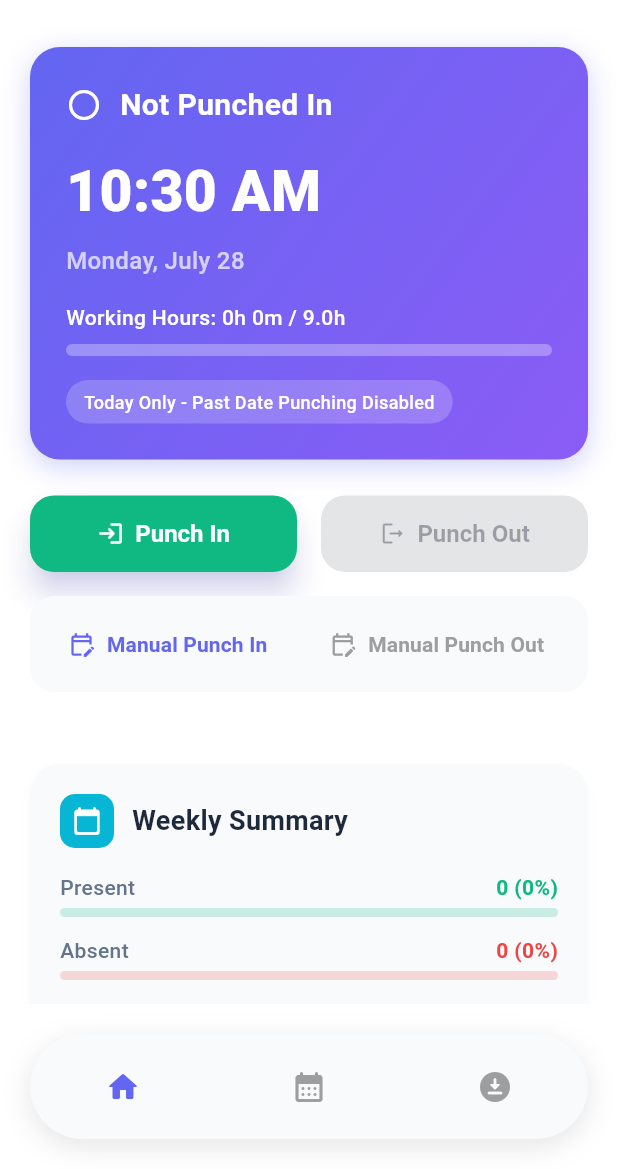
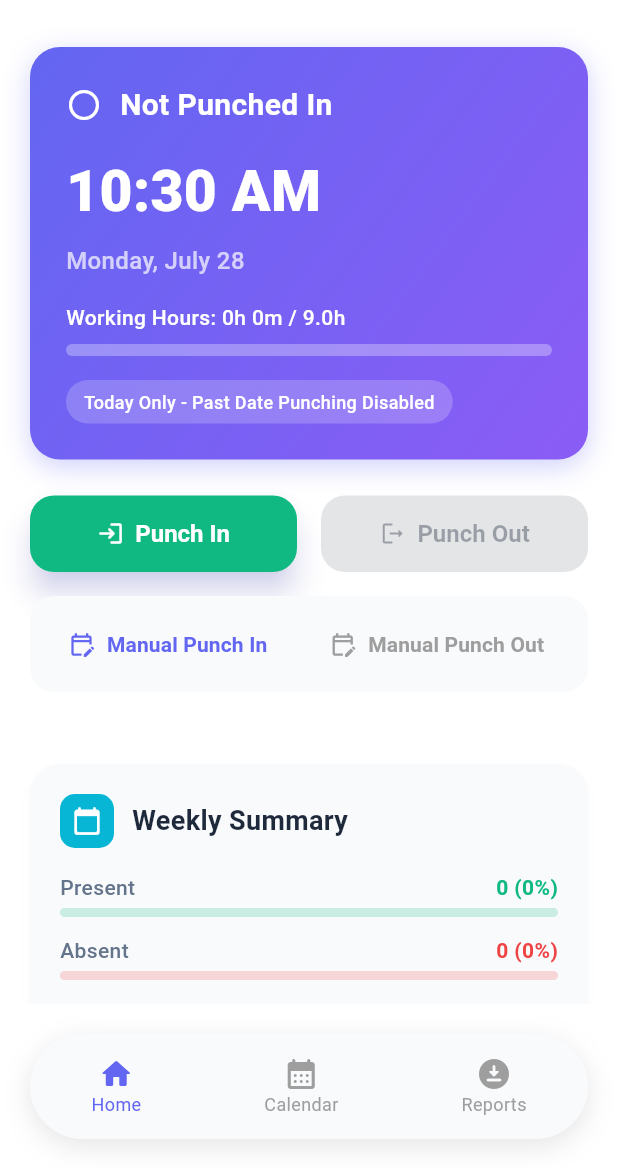
Before and after one commit to suvojit213/attendence_tracker, a Flutter app: the screen it shows after launch, on a phone screen of 412 x 824 dp, the part 67-1236 px from its top. Run offline on Flutter 3.47's test engine with Material 3 defaults, Android fonts, the phone set to English and light mode, and no system bars; our stand-ins replace csv, pdf, shared_preferences, table_calendar.

Commit message:
feat: Add text labels to bottom navigation bar items
Enhanced the bottom navigation bar in `home_screen.dart` by adding text labels ("Home", "Calendar", "Reports") below their respective icons. This improves usability and clarity for navigation.

```diff
--- a/lib/screens/home_screen.dart
+++ b/lib/screens/home_screen.dart
@@ -928,38 +928,53 @@ class _HomeScreenState extends State<HomeScreen> with TickerProviderStateMixin {
         child: Row(
           mainAxisAlignment: MainAxisAlignment.spaceAround,
           children: [
-            IconButton(
-              icon: Icon(
-                Icons.home_rounded,
-                color: _selectedIndex == 0
-                    ? Theme.of(context).primaryColor
-                    : Colors.grey,
-              ),
-              onPressed: () => _onItemTapped(0),
-              tooltip: 'Home',
+            _buildNavItem(
+              icon: Icons.home_rounded,
+              label: 'Home',
+              index: 0,
             ),
-            IconButton(
-              icon: Icon(
-                Icons.calendar_month_rounded,
-                color: _selectedIndex == 1
-                    ? Theme.of(context).primaryColor
-                    : Colors.grey,
-              ),
-              onPressed: () => _onItemTapped(1),
-              tooltip: 'Calendar',
+            _buildNavItem(
+              icon: Icons.calendar_month_rounded,
+              label: 'Calendar',
+              index: 1,
             ),
-            IconButton(
-              icon: Icon(
-                Icons.download_for_offline_rounded,
-                color: _selectedIndex == 2
-                    ? Theme.of(context).primaryColor
-                    : Colors.grey,
-              ),
-              onPressed: () => _onItemTapped(2),
-              tooltip: 'Download Reports',
+            _buildNavItem(
+              icon: Icons.download_for_offline_rounded,
+              label: 'Reports',
+              index: 2,
             ),
           ],
         ),
+      ),
+    );
+  }
+
+  Widget _buildNavItem({
+    required IconData icon,
+    required String label,
+    required int index,
+  }) {
+    return GestureDetector(
+      onTap: () => _onItemTapped(index),
+      child: Column(
+        mainAxisSize: MainAxisSize.min,
+        children: [
+          Icon(
+            icon,
+            color: _selectedIndex == index
+                ? Theme.of(context).primaryColor
+                : Colors.grey,
+          ),
+          Text(
+            label,
+            style: TextStyle(
+              fontSize: 12,
+              color: _selectedIndex == index
+                  ? Theme.of(context).primaryColor
+                  : Colors.grey,
+            ),
+          ),
+        ],
       ),
     );
   }
```
